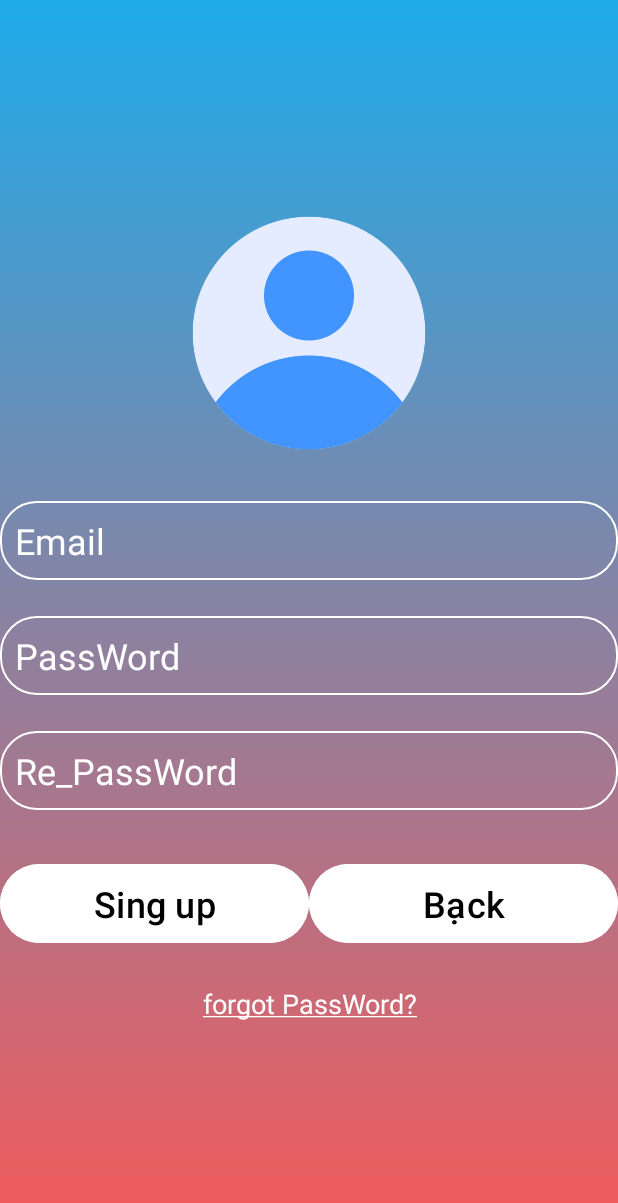
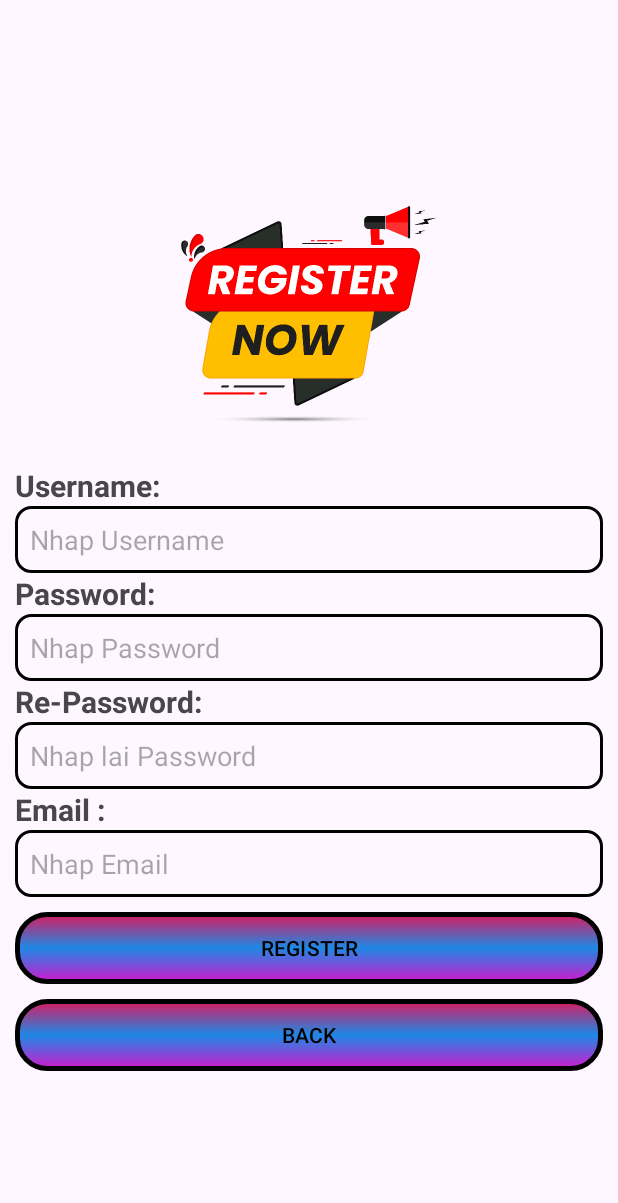
Before and after one commit to sonnnnn2222/Project, an Android app: the Register screen opened directly, with no data from a screen before it, on a phone screen of 412 x 824 dp. Shown: the top 1203 px of the screen. Run offline under Robolectric (Android 15) with nearby library versions, the phone set to English and light mode, and no system bars.

Commit message:
login,register

```diff
--- a/app/src/main/AndroidManifest.xml
+++ b/app/src/main/AndroidManifest.xml
@@ -16,10 +16,10 @@
             android:name=".Register"
             android:exported="false" />
         <activity
-            android:name=".Login"
+            android:name=".MainActivity"
             android:exported="false" />
         <activity
-            android:name=".MainActivity"
+            android:name=".Login"
             android:exported="true">
             <intent-filter>
                 <action android:name="android.intent.action.MAIN" />
--- a/app/src/main/java/com/viethcn/shopbanhang/Register.java
+++ b/app/src/main/java/com/viethcn/shopbanhang/Register.java
@@ -1,6 +1,10 @@
 package com.viethcn.shopbanhang;
 
 import android.os.Bundle;
+import android.view.View;
+import android.widget.Button;
+import android.widget.EditText;
+import android.widget.Toast;
 
 import androidx.activity.EdgeToEdge;
 import androidx.appcompat.app.AppCompatActivity;
@@ -8,17 +12,51 @@ import androidx.core.graphics.Insets;
 import androidx.core.view.ViewCompat;
 import androidx.core.view.WindowInsetsCompat;
 
+import com.viethcn.shopbanhang.dao.NguoiDungDAO;
+
 public class Register extends AppCompatActivity {
-
+    private NguoiDungDAO nguoiDungDAO;
     @Override
     protected void onCreate(Bundle savedInstanceState) {
         super.onCreate(savedInstanceState);
         EdgeToEdge.enable(this);
         setContentView(R.layout.activity_register);
-        ViewCompat.setOnApplyWindowInsetsListener(findViewById(R.id.main), (v, insets) -> {
-            Insets systemBars = insets.getInsets(WindowInsetsCompat.Type.systemBars());
-            v.setPadding(systemBars.left, systemBars.top, systemBars.right, systemBars.bottom);
-            return insets;
+        EditText edtUser = findViewById(R.id.edtUser);
+        EditText edtPass = findViewById(R.id.edtPass);
+        EditText edtRePass = findViewById(R.id.edtRePass);
+        EditText edtEmail = findViewById(R.id.edtEmail);
+        Button btnRegister = findViewById(R.id.btnRegister);
+        Button btnGoBack = findViewById(R.id.btnGoBack);
+
+        nguoiDungDAO = new NguoiDungDAO(this);
+
+        btnRegister.setOnClickListener(new View.OnClickListener() {
+            @Override
+            public void onClick(View v) {
+                String user = edtUser.getText().toString();
+                String pass = edtPass.getText().toString();
+                String repass = edtRePass.getText().toString();
+                String email = edtEmail.getText().toString();
+
+                if (!pass.equals(repass)){
+                    Toast.makeText(Register.this, "Nhap 2 mat khau khong trung nhau", Toast.LENGTH_SHORT).show();
+                }else{
+                    boolean check = nguoiDungDAO.Register(user ,pass,email);
+                    if (check){
+                        Toast.makeText(Register.this, "Dang Ki thanh cong", Toast.LENGTH_SHORT).show();
+                        finish();
+                    }else {
+                        Toast.makeText(Register.this, "Dang ki that bai", Toast.LENGTH_SHORT).show();
+                    }
+                }
+            }
+        });
+
+        btnGoBack.setOnClickListener(new View.OnClickListener() {
+            @Override
+            public void onClick(View v) {
+                finish();
+            }
         });
     }
-}
+    }
--- /dev/null
+++ b/app/src/main/java/com/viethcn/shopbanhang/dao/NguoiDungDAO.java
@@ -0,0 +1,33 @@
+package com.viethcn.shopbanhang.dao;
+
+import android.content.ContentValues;
+import android.content.Context;
+import android.database.Cursor;
+import android.database.sqlite.SQLiteDatabase;
+
+import com.viethcn.shopbanhang.database.DpHelper;
+
+public class NguoiDungDAO {
+    private DpHelper dbHelper;
+    public NguoiDungDAO(Context context) {
+        dbHelper = new DpHelper(context);
+    }
+    // Login
+    public boolean CheckLogin(String username, String password){
+        SQLiteDatabase sqLiteDatabase = dbHelper.getReadableDatabase();
+        Cursor cursor = sqLiteDatabase.rawQuery("SELECT*FROM NGUOIDUNG WHERE tendangnhap = ? AND matkhau= ?",new String[]{username,password});
+        return cursor.getCount() > 0;
+    }
+    // Register
+    public boolean Register (String email, String password, String repass){
+        SQLiteDatabase sqLiteDatabase = dbHelper.getReadableDatabase();
+        ContentValues contentValues = new ContentValues();
+
+        contentValues.put("email",email);
+        contentValues.put("matkhau", password);
+        contentValues.put("repass",repass);
+
+        long check = sqLiteDatabase.insert("NGUOIDUNG",null,contentValues);
+        return check != -1;
+    }
+}
--- /dev/null
+++ b/app/src/main/res/drawable/custom_button.xml
@@ -0,0 +1,16 @@
+<?xml version="1.0" encoding="utf-8"?>
+<shape xmlns:android="http://schemas.android.com/apk/res/android">
+
+    <gradient android:startColor="#CF1ACD"
+        android:centerColor="#1E88E5"
+        android:endColor="#D81B60"
+        android:angle="90"
+        android:type="linear"/>
+    <stroke android:width="3dp"
+        android:color="@color/black"/>
+        <padding android:right="10dp" android:left="10dp"
+            android:top="10dp" android:bottom="10dp"/>
+    <corners android:radius="20dp"/>
+
+
+</shape>
--- /dev/null
+++ b/app/src/main/res/drawable/custom_edittext.xml
@@ -0,0 +1,11 @@
+<?xml version="1.0" encoding="utf-8"?>
+<shape xmlns:android="http://schemas.android.com/apk/res/android">
+    <stroke android:width="2dp"
+        android:color="@color/black"/>
+    <padding android:left="10dp"
+        android:bottom="10dp"
+        android:right="10dp"
+        android:top="10dp"/>
+
+    <corners android:radius="10dp"/>
+</shape>
--- a/app/src/main/res/layout/activity_register.xml
+++ b/app/src/main/res/layout/activity_register.xml
@@ -1,104 +1,87 @@
 <?xml version="1.0" encoding="utf-8"?>
-<RelativeLayout xmlns:android="http://schemas.android.com/apk/res/android"
+<LinearLayout xmlns:android="http://schemas.android.com/apk/res/android"
     xmlns:app="http://schemas.android.com/apk/res-auto"
     xmlns:tools="http://schemas.android.com/tools"
     android:id="@+id/main"
+    android:orientation="vertical"
     android:layout_width="match_parent"
     android:layout_height="match_parent"
-    android:background="@drawable/loginbackground"
     android:gravity="center"
-    android:padding="16dp"
+    android:layout_margin="10dp"
     tools:context=".Login">
 
-    <LinearLayout
+    <ImageView
+        android:layout_width="300dp"
+        android:layout_height="200dp"
+        android:src="@mipmap/register"/>
+
+    <TextView
         android:layout_width="match_parent"
         android:layout_height="wrap_content"
-        android:gravity="center"
-        android:orientation="vertical">
-
-        <ImageView
-            android:layout_width="160dp"
-            android:layout_height="160dp"
-            android:src="@drawable/user"/>
-
-
+        android:textStyle="bold"
+        android:text="Username: "
+        android:textSize="20sp"/>
+    <EditText
+        android:id="@+id/edtUser"
+        android:layout_width="match_parent"
+        android:layout_height="wrap_content"
+        android:background="@drawable/custom_edittext"
+        android:hint="Nhap Username"/>
+    <TextView
+        android:layout_width="match_parent"
+        android:layout_height="wrap_content"
+        android:textStyle="bold"
+        android:text="Password: "
+        android:textSize="20sp"/>
+    <EditText
+        android:id="@+id/edtPass"
+        android:layout_width="match_parent"
+        android:layout_height="wrap_content"
+        android:background="@drawable/custom_edittext"
+        android:hint="Nhap Password"/>
+    <TextView
+        android:layout_width="match_parent"
+        android:layout_height="wrap_content"
+        android:textStyle="bold"
+        android:text="Re-Password: "
+        android:textSize="20sp"/>
+    <EditText
+        android:id="@+id/edtRePass"
+        android:layout_width="match_parent"
+        android:layout_height="wrap_content"
+        android:background="@drawable/custom_edittext"
+        android:hint="Nhap lai Password"/>
+    <TextView
+        android:layout_width="match_parent"
+        android:textStyle="bold"
+        android:layout_height="wrap_content"
+        android:text="Email : "
+        android:textSize="20sp"/>
     <EditText
         android:id="@+id/edtEmail"
         android:layout_width="match_parent"
         android:layout_height="wrap_content"
-            android:hint="Email"
-            android:textColor="#fff"
-            android:textColorHint="#fff"
-            android:background="@drawable/boder"
-            android:padding="10dp"
-            android:layout_marginTop="32dp"
-            android:textSize="24sp"/>
-        <EditText
-            android:id="@+id/edtPass"
+        android:background="@drawable/custom_edittext"
+        android:hint="Nhap Email"/>
+    <Button
+        android:id="@+id/btnRegister"
         android:layout_width="match_parent"
         android:layout_height="wrap_content"
-            android:textColor="#fff"
-            android:textColorHint="#fff"
-            android:padding="10dp"
-            android:hint="PassWord"
-            android:background="@drawable/boder"
-            android:textSize="24sp"
-            android:inputType="numberPassword"
-            android:layout_marginTop="24dp"/>
-
-        <EditText
-            android:id="@+id/edtRe_Pass"
+        android:layout_marginTop="10dp"
+        android:textColor="@color/black"
+        app:backgroundTint="@null"
+        android:text="REGISTER"
+        android:background="@drawable/custom_button"
+        android:textAllCaps="true"/>
+    <Button
+        android:id="@+id/btnGoBack"
         android:layout_width="match_parent"
         android:layout_height="wrap_content"
-            android:textColor="#fff"
-            android:textColorHint="#fff"
-            android:padding="10dp"
-            android:hint="Re_PassWord"
-            android:background="@drawable/boder"
-            android:textSize="24sp"
-            android:inputType="numberPassword"
-            android:layout_marginTop="24dp"/>
-
-        <LinearLayout
-            android:layout_marginTop="32dp"
-            android:layout_width="match_parent"
-            android:layout_height="wrap_content"
-            android:orientation="horizontal">
-
-
-
-            <Button
-                android:layout_weight="1"
-                android:layout_width="0dp"
-                android:layout_height="wrap_content"
-                android:text="Sing up"
-                android:textSize="24dp"
-                android:backgroundTint="#fff"
-                android:textColor="#000"
-                android:padding="10dp"
-                />
-            <Button
-                android:layout_weight="1"
-                android:layout_width="0dp"
-                android:layout_height="wrap_content"
-                android:text="Bạck"
-                android:textSize="24dp"
-                android:backgroundTint="#fff"
-                android:textColor="#000"
-                android:padding="10dp"
-                />
-        </LinearLayout>
-
-
-        <TextView
-            android:layout_marginTop="24dp"
-            android:layout_width="match_parent"
-            android:layout_height="wrap_content"
-            android:text="@string/forgot_password"
-            android:gravity="center"
-            android:textColor="#fff"
-            android:textSize="18sp"/>
+        android:layout_marginTop="10dp"
+        android:textColor="@color/black"
+        app:backgroundTint="@null"
+        android:text="BACK"
+        android:background="@drawable/custom_button"
+        android:textAllCaps="true"/>
 
 </LinearLayout>
-
-</RelativeLayout>
--- a/app/src/main/res/values/strings.xml
+++ b/app/src/main/res/values/strings.xml
@@ -1,4 +1,4 @@
 <resources>
     <string name="app_name">ShopBanHang</string>
-    <string name="forgot_password"><u>forgot PassWord?</u></string>
+    <string name="forgot_password"><u>Forgot PassWord?</u></string>
 </resources>
```
Also changed, not shown: app/src/main/java/com/viethcn/shopbanhang/Login.java (+40 -6 lines), app/src/main/java/com/viethcn/shopbanhang/database/DpHelper.java (+9 -1 lines), app/src/main/res/layout/activity_login.xml (+44 -18 lines), app/src/main/res/mipmap-xxhdpi/caxau.png (added), app/src/main/res/mipmap-xxhdpi/register.png (added). Lines whose indentation alone changed are shown as unchanged.
